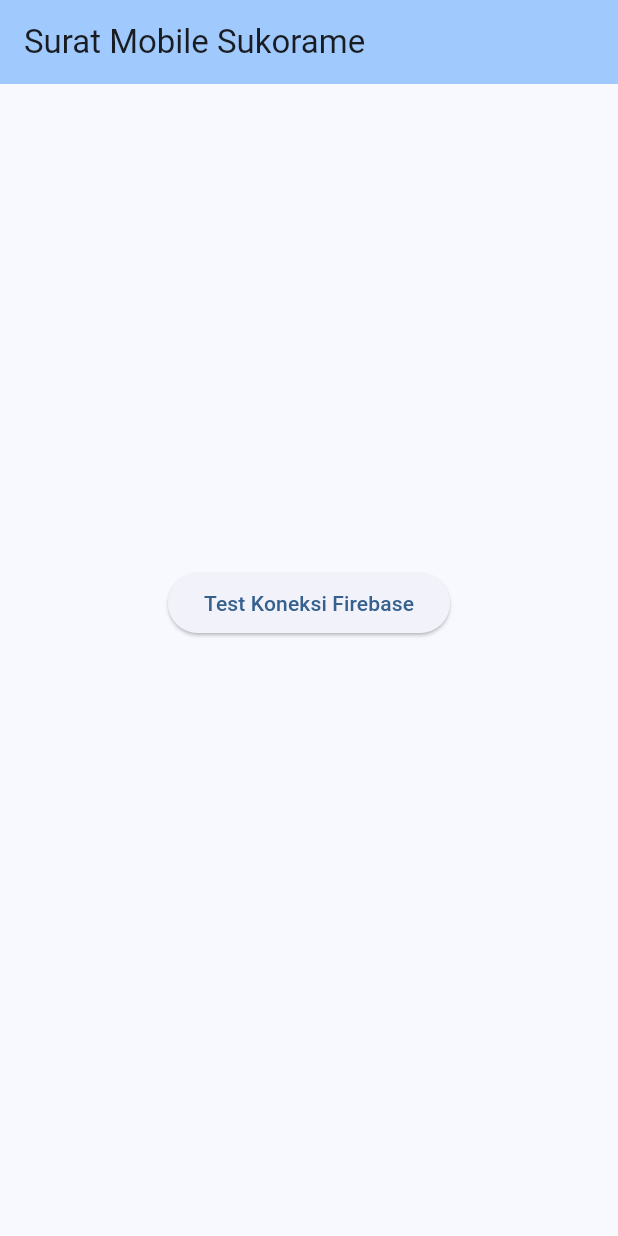
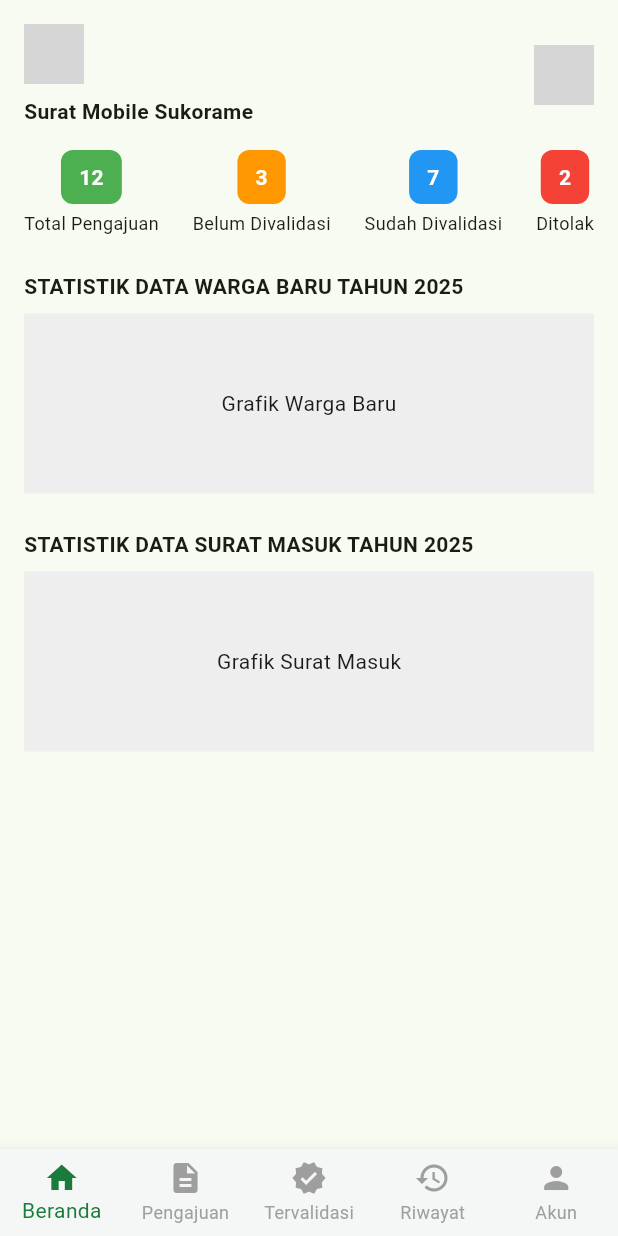
Before and after one commit to rissanndi/surat-mobile-sukorame, a Flutter app: the screen it shows after launch, on a phone screen of 412 x 824 dp. Run offline on Flutter 3.47's test engine with Material 3 defaults, Android fonts, the phone set to English and light mode, and no system bars; our stand-ins replace cloud_firestore, firebase_core, supabase_flutter; accounts and stored records are empty; grey boxes are pictures that could not be loaded.

Commit message:
feat:dasboard kelurahan

```diff
--- a/lib/main.dart
+++ b/lib/main.dart
@@ -7,6 +7,12 @@ import 'package:supabase_flutter/supabase_flutter.dart';
 import 'supabase_config.dart';
 import 'models/surat.dart';
 import 'services/surat_service.dart';
+import 'pages/beranda_page.dart';
+import 'pages/pengajuan_page.dart';
+import 'pages/tervalidasi_page.dart';
+import 'pages/riwayat_pengajuan_page.dart';
+
+import 'pages/akun_admin_page.dart';
 
 void main() async {
   WidgetsFlutterBinding.ensureInitialized();
@@ -44,10 +50,68 @@ class MyApp extends StatelessWidget {
     return MaterialApp(
       title: 'Surat Mobile Sukorame',
       theme: ThemeData(
-        colorScheme: ColorScheme.fromSeed(seedColor: Colors.blue),
+        colorScheme: ColorScheme.fromSeed(seedColor: Colors.green),
         useMaterial3: true,
+        bottomNavigationBarTheme: const BottomNavigationBarThemeData(
+          backgroundColor: Color(0xFFF5F7F6),
+          selectedItemColor: Color(0xFF1B7B3A), // hijau utama
+          unselectedItemColor: Colors.grey,
+          selectedIconTheme: IconThemeData(color: Color(0xFF1B7B3A)),
+          unselectedIconTheme: IconThemeData(color: Colors.grey),
+          showUnselectedLabels: true,
+        ),
       ),
-      home: const MyHomePage(title: 'Surat Mobile Sukorame'),
+      home: const MainNavigation(),
+    );
+  }
+}
+
+class MainNavigation extends StatefulWidget {
+  const MainNavigation({super.key});
+
+  @override
+  State<MainNavigation> createState() => _MainNavigationState();
+}
+
+class _MainNavigationState extends State<MainNavigation> {
+  int _selectedIndex = 0;
+
+  static final List<Widget> _pages = <Widget>[
+    BerandaPage(),
+    PengajuanPage(),
+    TervalidasiPage(),
+    RiwayatPengajuanPage(),
+    AkunAdminPage(),
+  ];
+
+  void _onItemTapped(int index) {
+    setState(() {
+      _selectedIndex = index;
+    });
+  }
+
+  @override
+  Widget build(BuildContext context) {
+    return Scaffold(
+      body: _pages[_selectedIndex],
+      bottomNavigationBar: BottomNavigationBar(
+        currentIndex: _selectedIndex,
+        onTap: _onItemTapped,
+        type: BottomNavigationBarType.fixed,
+        items: const [
+          BottomNavigationBarItem(icon: Icon(Icons.home), label: 'Beranda'),
+          BottomNavigationBarItem(
+            icon: Icon(Icons.description),
+            label: 'Pengajuan',
+          ),
+          BottomNavigationBarItem(
+            icon: Icon(Icons.verified),
+            label: 'Tervalidasi',
+          ),
+          BottomNavigationBarItem(icon: Icon(Icons.history), label: 'Riwayat'),
+          BottomNavigationBarItem(icon: Icon(Icons.person), label: 'Akun'),
+        ],
+      ),
     );
   }
 }
--- /dev/null
+++ b/lib/pages/beranda_page.dart
@@ -0,0 +1,121 @@
+import 'package:flutter/material.dart';
+
+class BerandaPage extends StatelessWidget {
+  const BerandaPage({super.key});
+
+  @override
+  Widget build(BuildContext context) {
+    return SingleChildScrollView(
+      child: Padding(
+        padding: const EdgeInsets.all(16.0),
+        child: Column(
+          crossAxisAlignment: CrossAxisAlignment.start,
+          children: [
+            Row(
+              mainAxisAlignment: MainAxisAlignment.spaceBetween,
+              children: [
+                Column(
+                  crossAxisAlignment: CrossAxisAlignment.start,
+                  children: [
+                    Image.asset('assets/logo.png', height: 40),
+                    const SizedBox(height: 8),
+                    const Text(
+                      'Surat Mobile Sukorame',
+                      style: TextStyle(fontWeight: FontWeight.bold),
+                    ),
+                  ],
+                ),
+                const CircleAvatar(
+                  backgroundImage: AssetImage('assets/avatar.png'),
+                ),
+              ],
+            ),
+            const SizedBox(height: 16),
+            Row(
+              mainAxisAlignment: MainAxisAlignment.spaceBetween,
+              children: [
+                _StatusButton(
+                  label: 'Total Pengajuan',
+                  color: Colors.green,
+                  count: 12,
+                ),
+                _StatusButton(
+                  label: 'Belum Divalidasi',
+                  color: Colors.orange,
+                  count: 3,
+                ),
+                _StatusButton(
+                  label: 'Sudah Divalidasi',
+                  color: Colors.blue,
+                  count: 7,
+                ),
+                _StatusButton(label: 'Ditolak', color: Colors.red, count: 2),
+              ],
+            ),
+            const SizedBox(height: 24),
+            const Text(
+              'STATISTIK DATA WARGA BARU TAHUN 2025',
+              style: TextStyle(fontWeight: FontWeight.bold),
+            ),
+            const SizedBox(height: 8),
+            Container(
+              height: 120,
+              color: Colors.grey[200],
+              child: const Center(
+                child: Text('Grafik Warga Baru'),
+              ), // Placeholder chart
+            ),
+            const SizedBox(height: 24),
+            const Text(
+              'STATISTIK DATA SURAT MASUK TAHUN 2025',
+              style: TextStyle(fontWeight: FontWeight.bold),
+            ),
+            const SizedBox(height: 8),
+            Container(
+              height: 120,
+              color: Colors.grey[200],
+              child: const Center(
+                child: Text('Grafik Surat Masuk'),
+              ), // Placeholder chart
+            ),
+          ],
+        ),
+      ),
+    );
+  }
+}
+
+class _StatusButton extends StatelessWidget {
+  final String label;
+  final Color color;
+  final int count;
+  const _StatusButton({
+    required this.label,
+    required this.color,
+    required this.count,
+  });
+
+  @override
+  Widget build(BuildContext context) {
+    return Column(
+      children: [
+        Container(
+          padding: const EdgeInsets.symmetric(horizontal: 12, vertical: 8),
+          decoration: BoxDecoration(
+            color: color,
+            borderRadius: BorderRadius.circular(8),
+          ),
+          child: Text(
+            '$count',
+            style: const TextStyle(
+              color: Colors.white,
+              fontWeight: FontWeight.bold,
+            ),
+          ),
+        ),
+        const SizedBox(height: 4),
+        Text(label, style: const TextStyle(fontSize: 12)),
+      ],
+    );
+  }
+}
```
Also changed, not shown: lib/pages/akun_admin_page.dart (added, +55 -0 lines), lib/pages/lihat_surat_page.dart (added, +98 -0 lines), lib/pages/pengajuan_page.dart (added, +78 -0 lines), lib/pages/riwayat_pengajuan_page.dart (added, +101 -0 lines), lib/pages/tervalidasi_page.dart (added, +61 -0 lines), 7 other files.
